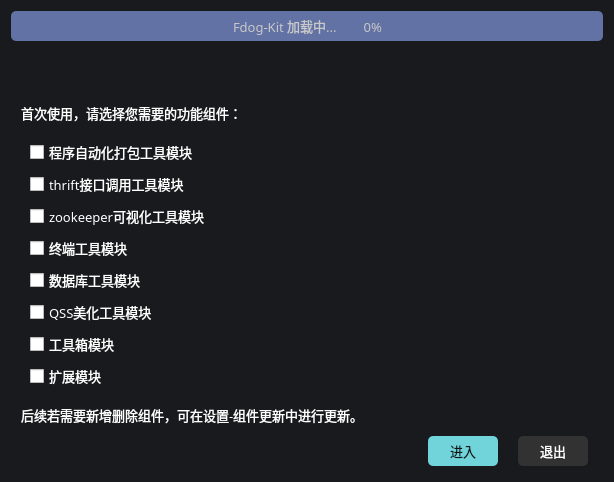
HuaGouFdog/Fdog-Kit, file Fdog-Kit/module_activate/activate.ui: the form before one commit.
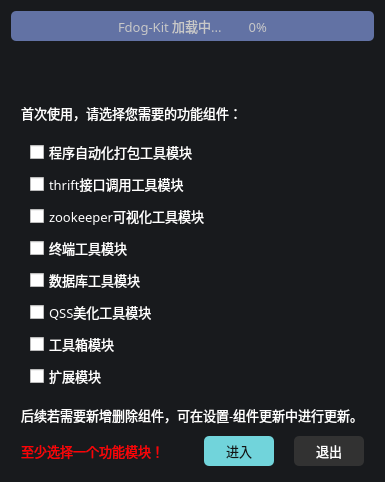
The form after the commit. Icons and pictures are not drawn.

Commit message: 添加初始化选择功能模块

The edit to the form file:
```diff
--- a/Fdog-Kit/module_activate/activate.ui
+++ b/Fdog-Kit/module_activate/activate.ui
@@ -6,10 +6,16 @@
    <rect>
     <x>0</x>
     <y>0</y>
-    <width>614</width>
+    <width>381</width>
     <height>457</height>
    </rect>
   </property>
+  <property name="maximumSize">
+   <size>
+    <width>381</width>
+    <height>457</height>
+   </size>
+  </property>
   <property name="font">
    <font>
     <family>OPPOSans B</family>
@@ -261,17 +267,33 @@
           <number>20</number>
          </property>
          <property name="leftMargin">
-          <number>5</number>
+          <number>0</number>
          </property>
          <property name="topMargin">
           <number>5</number>
          </property>
          <property name="rightMargin">
-          <number>5</number>
+          <number>0</number>
          </property>
          <property name="bottomMargin">
           <number>5</number>
          </property>
+         <item>
+          <widget class="QLabel" name="label_tips">
+           <property name="font">
+            <font>
+             <family>OPPOSans B</family>
+             <pointsize>10</pointsize>
+            </font>
+           </property>
+           <property name="styleSheet">
+            <string notr="true">color: rgb(255, 0, 4);</string>
+           </property>
+           <property name="text">
+            <string>至少选择一个功能模块！</string>
+           </property>
+          </widget>
+         </item>
          <item>
           <spacer name="horizontalSpacer">
            <property name="orientation">
@@ -279,7 +301,7 @@
            </property>
            <property name="sizeHint" stdset="0">
             <size>
-             <width>383</width>
+             <width>0</width>
              <height>20</height>
             </size>
            </property>
```
Left out of the diff: 2 changed lines with no effect on the pictures. The commit also changes 7 other files.
